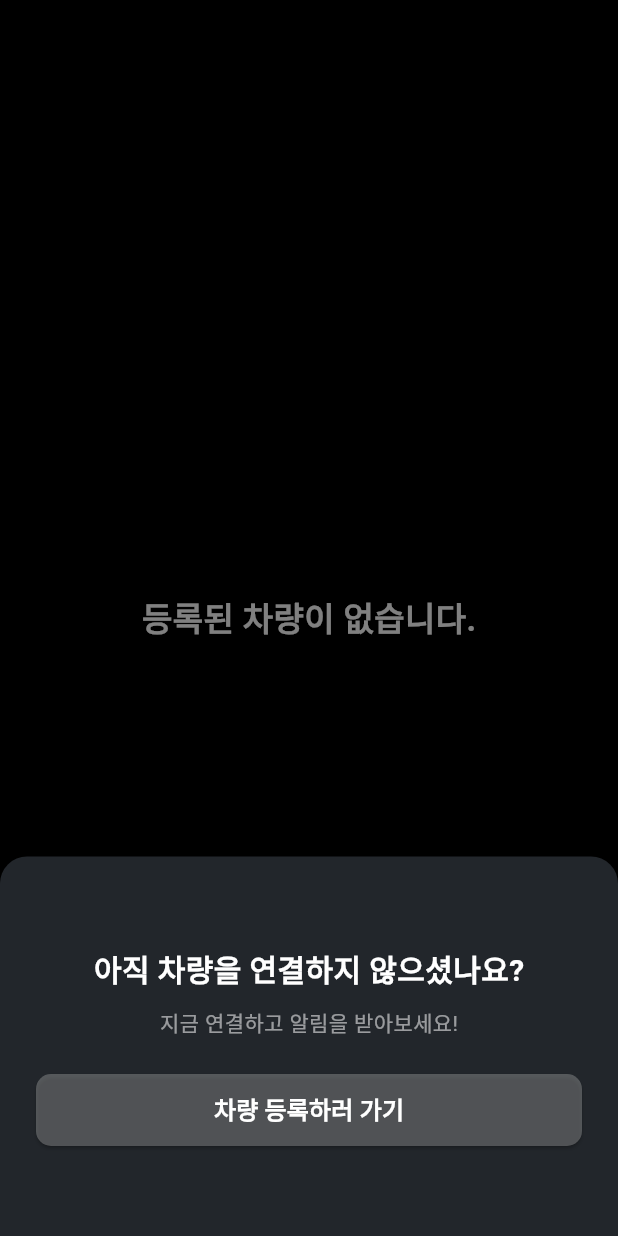
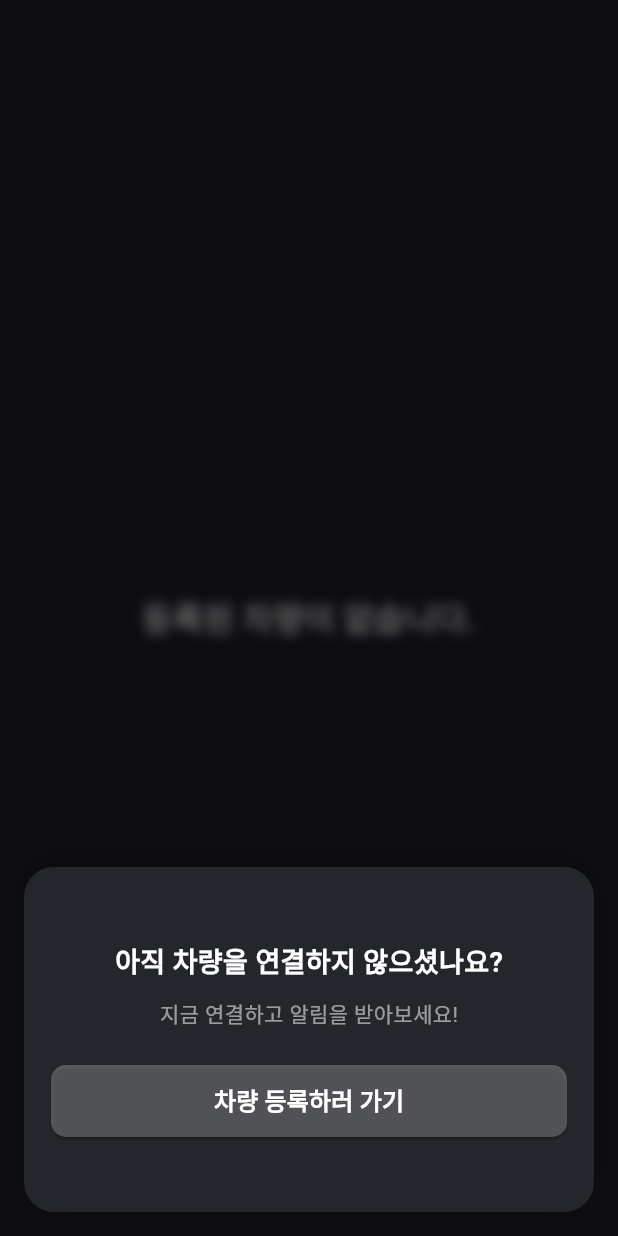
Before and after one commit to liftYun/Moring, a Flutter app: the CarNotRegisteredPage screen opened by its route, on a phone screen of 412 x 824 dp. Run offline on Flutter 3.47's test engine with Material 3 defaults, Android fonts, the phone set to English and light mode, and no system bars; drawn by our look-alikes of overlay_support; our stand-ins replace dio, firebase_core, firebase_messaging, flutter_local_notifications, flutter_riverpod, flutter_secure_storage and 2 more; missing offline and left inert: kakao_flutter_sdk_common, kakao_flutter_sdk_user; accounts and stored records are empty; generated files the repository leaves out were written again.

```diff
--- a/front/lib/main.dart
+++ b/front/lib/main.dart
@@ -99,7 +99,8 @@ class MyApp extends ConsumerWidget {
           '/login': (context) => const LoginPage(),
           '/carselection': (context) => CarSelectionContainer(),
           '/nocar': (context) => const CarNotRegisteredPage(),
-	        '/root': (context) => const RootPage()
+	        '/root': (context) => const RootPage(),
+          '/registration': (context) => const CarRegistrationPage(),
         },
       ),
     );
--- a/front/lib/screens/car/no_car.dart
+++ b/front/lib/screens/car/no_car.dart
@@ -1,85 +1,76 @@
 import 'dart:ui';
 import 'package:flutter/material.dart';
 
-class CarNotRegisteredPage extends StatelessWidget {
+class CarNotRegisteredPage extends StatefulWidget {
   const CarNotRegisteredPage({Key? key}) : super(key: key);
 
   @override
-  Widget build(BuildContext context) {
-    // 모달 높이 추후 맞춤 조정 가능
-    const double modalHeight = 440;
+  _CarNotRegisteredPageState createState() => _CarNotRegisteredPageState();
+}
 
-    return Scaffold(
-      body: Stack(
+class _CarNotRegisteredPageState extends State<CarNotRegisteredPage> {
+  @override
+  void initState() {
+    super.initState();
+    // 첫 번째 프레임 이후에 모달을 보여줌으로써 애니메이션 실행
+    WidgetsBinding.instance.addPostFrameCallback((_) {
+      _showRegisterCarModal(context);
+    });
+  }
+
+  void _showRegisterCarModal(BuildContext context) {
+    showModalBottomSheet(
+      context: context,
+      barrierColor: Colors.black.withOpacity(0.3),
+      isScrollControlled: true,
+      backgroundColor: Colors.transparent,
+      builder: (_) {
+        return Stack(
           children: [
-          // 1. 블러 처리될 부분 (중앙 텍스트 등 전체 화면)
-          Positioned.fill(
-            child: Column(
-              mainAxisAlignment: MainAxisAlignment.center,
-              children: [
-                Text(
-                  '등록된 차량이 없습니다.',
-                  style: TextStyle(
-                    color: Colors.white.withOpacity(0.5),
-                    fontSize: 22,
-                    fontWeight: FontWeight.bold,
+            // 1. 블러 처리 레이어
+            BackdropFilter(
+              filter: ImageFilter.blur(sigmaX: 4, sigmaY: 4),
+              child: Container(color: Colors.transparent),
             ),
-                ),
-              ],
-            ),
-          ),
-          // 2. 하단 모달 올라오기 전, 블러 효과 오버레이
-          Positioned.fill(
-            child: Align(
-              alignment: Alignment.bottomCenter,
-              child: ClipRect(
-                child: BackdropFilter(
-                  filter: ImageFilter.blur(sigmaX: 4, sigmaY: 4),
-                  child: Container(
-                    color: Colors.black.withOpacity(0.1),
-                    height: MediaQuery.of(context).size.height - modalHeight,
-                  ),
-                ),
-              ),
-            ),
-          ),
-          // 3. 하단 모달 (바텀시트) 부분, 가장 위에! 블러 미적용
+            // 2. 모달 내용
             Align(
               alignment: Alignment.bottomCenter,
               child: Container(
-              width: double.infinity,
-              padding: const EdgeInsets.symmetric(horizontal: 24, vertical: 60),
-              decoration: const BoxDecoration(
-                color: Color(0xFF22262B),
-                borderRadius: BorderRadius.vertical(top: Radius.circular(18)),
-                boxShadow: [
+                height: 230,
+                margin: const EdgeInsets.all(16),
+                padding: const EdgeInsets.symmetric(vertical: 32, horizontal: 18),
+                decoration: BoxDecoration(
+                  color: const Color(0xFF23262B),
+                  borderRadius: BorderRadius.circular(20),
+                  boxShadow: const [
                     BoxShadow(
-                    color: Colors.black38,
+                      color: Colors.black12,
                       blurRadius: 24,
-                    offset: Offset(0, -4),
+                      offset: Offset(0, -6),
                     ),
                   ],
                 ),
                 child: Column(
                   mainAxisSize: MainAxisSize.min,
+                  mainAxisAlignment: MainAxisAlignment.center,
                   children: [
-                  Text(
+                    const Text(
                       '아직 차량을 연결하지 않으셨나요?',
                       style: TextStyle(
                         color: Colors.white,
-                      fontSize: 20,
+                        fontSize: 18,
                         fontWeight: FontWeight.bold,
                       ),
                     ),
-                  SizedBox(height: 10),
-                  Text(
+                    const SizedBox(height: 10),
+                    const Text(
                       '지금 연결하고 알림을 받아보세요!',
                       style: TextStyle(
                         color: Colors.white54,
                         fontSize: 14,
                       ),
                     ),
-                  SizedBox(height: 24),
+                    const SizedBox(height: 24),
                     SizedBox(
                       width: double.infinity,
                       height: 48,
@@ -92,9 +83,10 @@ class CarNotRegisteredPage extends StatelessWidget {
                           ),
                         ),
                         onPressed: () {
-                        Navigator.pushNamed(context, '/registration');
+                          Navigator.pop(context); // 모달 닫기
+                          Navigator.pushNamed(context, '/registration'); // 차량 등록 페이지로 이동
                         },
-                      child: Text(
+                        child: const Text(
                           '차량 등록하러 가기',
                           style: TextStyle(
                             fontSize: 16,
@@ -108,6 +100,24 @@ class CarNotRegisteredPage extends StatelessWidget {
               ),
             ),
           ],
+        );
+      },
+    );
+  }
+
+  @override
+  Widget build(BuildContext context) {
+    return Scaffold(
+      backgroundColor: const Color(0xFF121217),
+      body: Center(
+        child: Text(
+          '등록된 차량이 없습니다.',
+          style: TextStyle(
+            color: Colors.white.withOpacity(0.5),
+            fontSize: 22,
+            fontWeight: FontWeight.bold,
+          ),
+        ),
       ),
     );
   }
```
Also changed, not shown: front/lib/screens/car/car_registration.dart (added, +265 -0 lines). Lines whose indentation alone changed are shown as unchanged.
